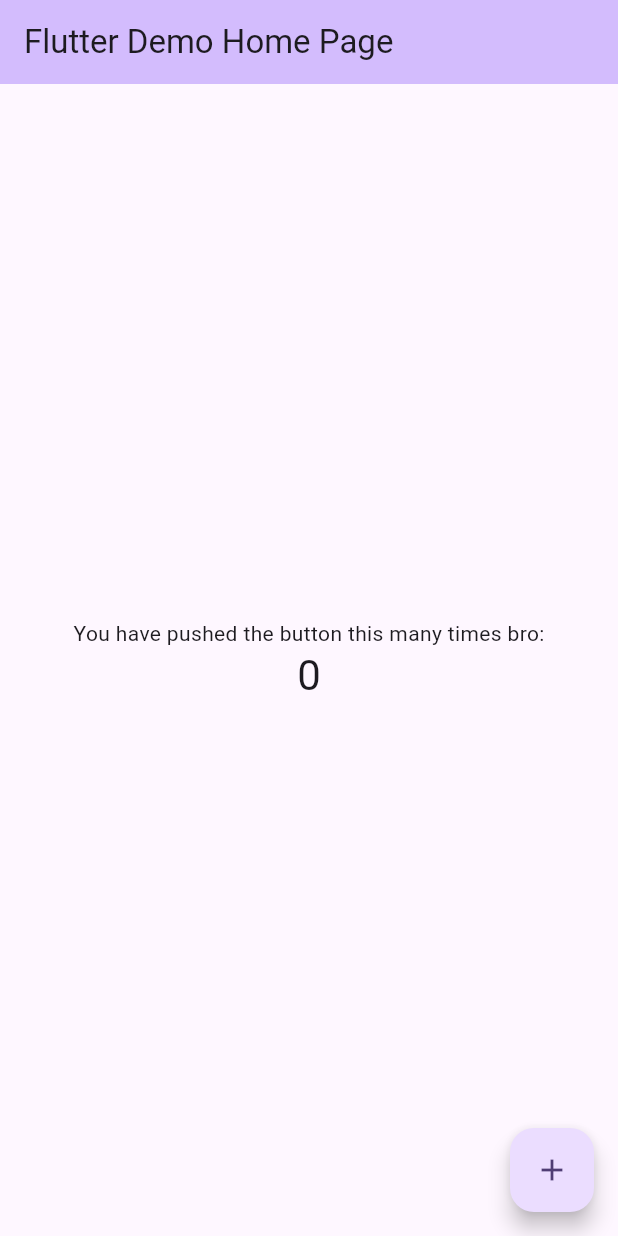
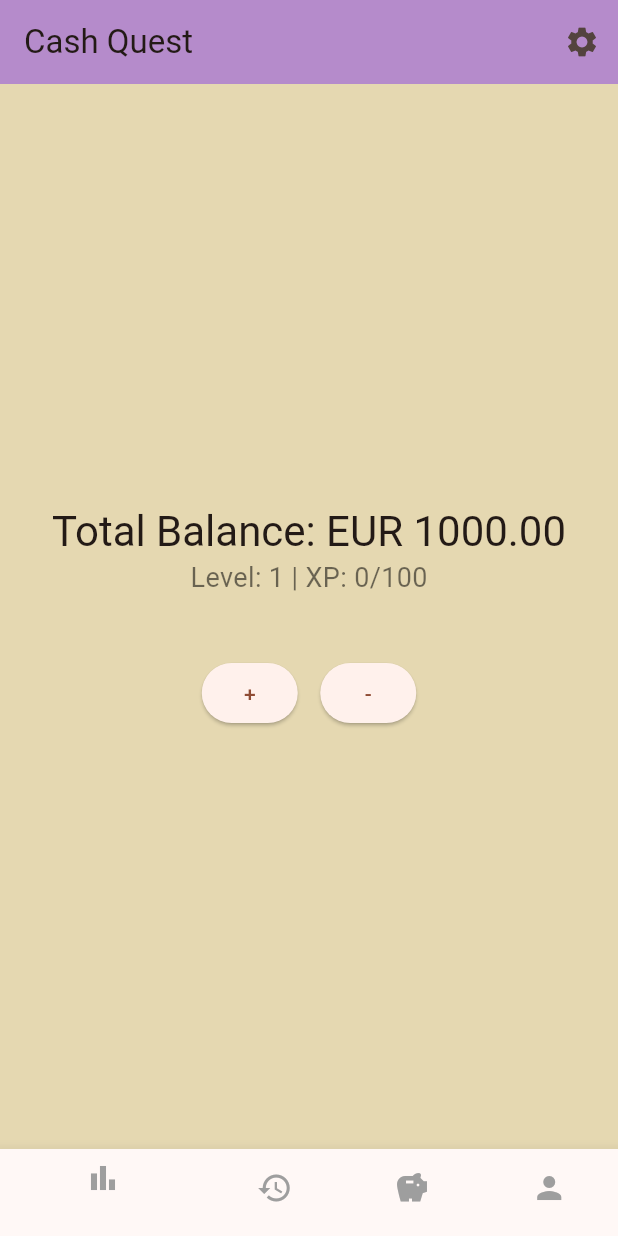
Before and after one commit to TanaZgutova/APPhehe, a Flutter app: the screen it shows after launch, on a phone screen of 412 x 824 dp. Run offline on Flutter 3.47's test engine with Material 3 defaults, Android fonts, the phone set to English and light mode, and no system bars; our stand-ins replace fl_chart.

Commit message:
app is apping

```diff
--- a/app_hehe_yes/lib/main.dart
+++ b/app_hehe_yes/lib/main.dart
@@ -1,125 +1,184 @@
 import 'package:flutter/material.dart';
+import 'budget_screen.dart';
+import 'challenges_screen.dart';
+import 'stats_screen.dart';
+import 'history_screen.dart';
+import 'goals_screen.dart';
+import 'profile_screen.dart';
+import 'income_screen.dart';
+import 'expense_screen.dart';
+import 'settings_screen.dart';
+import 'subscription_screen.dart';
 
 void main() {
   runApp(const MyApp());
 }
 
-class MyApp extends StatelessWidget {
+class MyApp extends StatefulWidget {
   const MyApp({super.key});
 
-  // This widget is the root of your application.
   @override
-  Widget build(BuildContext context) {
-    return MaterialApp(
-      title: 'Flutter Demonb',
-      theme: ThemeData(
-        // This is the theme of your application.
-        //
-        // TRY THIS: Try running your application with "flutter run". You'll see
-        // the application has a purple toolbar. Then, without quitting the app,
-        // try changing the seedColor in the colorScheme below to Colors.green
-        // and then invoke "hot reload" (save your changes or press the "hot
-        // reload" button in a Flutter-supported IDE, or press "r" if you used
-        // the command line to start the app).
-        //
-        // Notice that the counter didn't reset back to zero; the application
-        // state is not lost during the reload. To reset the state, use hot
-        // restart instead.
-        //
-        // This works for code too, not just values: Most code changes can be
-        // tested with just a hot reload.
-        colorScheme: ColorScheme.fromSeed(seedColor: Colors.deepPurple),
-        useMaterial3: true,
-      ),
-      home: const MyHomePage(title: 'Flutter Demo Home Page'),
-    );
-  }
+  State<MyApp> createState() => _MyAppState();
 }
 
-class MyHomePage extends StatefulWidget {
-  const MyHomePage({super.key, required this.title});
+class _MyAppState extends State<MyApp> {
+  bool isDarkMode = false;
 
-  // This widget is the home page of your application. It is stateful, meaning
-  // that it has a State object (defined below) that contains fields that affect
-  // how it looks.
-
-  // This class is the configuration for the state. It holds the values (in this
-  // case the title) provided by the parent (in this case the App widget) and
-  // used by the build method of the State. Fields in a Widget subclass are
-  // always marked "final".
-
-  final String title;
-
-  @override
-  State<MyHomePage> createState() => _MyHomePageState();
-}
-
-class _MyHomePageState extends State<MyHomePage> {
-  int _counter = 0;
-
-  void _incrementCounter() {
+  void toggleDarkMode() {
     setState(() {
-      // This call to setState tells the Flutter framework that something has
-      // changed in this State, which causes it to rerun the build method below
-      // so that the display can reflect the updated values. If we changed
-      // _counter without calling setState(), then the build method would not be
-      // called again, and so nothing would appear to happen.
-      _counter++;
+      isDarkMode = !isDarkMode;
     });
   }
 
   @override
   Widget build(BuildContext context) {
-    // This method is rerun every time setState is called, for instance as done
-    // by the _incrementCounter method above.
-    //
-    // The Flutter framework has been optimized to make rerunning build methods
-    // fast, so that you can just rebuild anything that needs updating rather
-    // than having to individually change instances of widgets.
+    return MaterialApp(
+      debugShowCheckedModeBanner: false,
+      title: 'Cash Quest',
+      theme: isDarkMode
+          ? ThemeData.dark()
+          : ThemeData(
+              colorScheme: ColorScheme.fromSeed(seedColor: Color(0xFFEB6734)),
+              scaffoldBackgroundColor: Color(0xFFE5D8B1),
+              useMaterial3: true,
+            ),
+      home: HomeScreen(toggleDarkMode: toggleDarkMode, isDarkMode: isDarkMode),
+    );
+  }
+}
+
+class HomeScreen extends StatefulWidget {
+  final Function toggleDarkMode;
+  final bool isDarkMode;
+  const HomeScreen({super.key, required this.toggleDarkMode, required this.isDarkMode});
+
+  @override
+  State<HomeScreen> createState() => _HomeScreenState();
+}
+
+class _HomeScreenState extends State<HomeScreen> {
+  double totalMoney = 1000.0;
+  int xp = 0;
+  int level = 1;
+  String selectedCurrency = "EUR";
+  List<String> achievements = [];
+  Map<String, double> budgets = {"Food": 200, "Transport": 100, "Entertainment": 150};
+  Map<String, double> spending = {};
+  List<Map<String, dynamic>> transactionHistory = [];
+
+  void addTransaction(double amount, bool isIncome, String category) {
+    setState(() {
+      totalMoney += isIncome ? amount : -amount;
+      transactionHistory.add({
+        "amount": amount,
+        "type": isIncome ? "Income" : "Expense",
+        "category": category,
+        "date": DateTime.now(),
+      });
+
+      if (!isIncome) {
+        spending[category] = (spending[category] ?? 0) + amount;
+        if (spending[category]! > budgets[category]!) {
+          achievements.add("Overspent in $category!");
+        }
+      }
+    });
+  }
+
+  void changeCurrency(String newCurrency) {
+    setState(() {
+      selectedCurrency = newCurrency;
+    });
+  }
+
+  void completeChallenge(String challengeTitle) {
+    setState(() {
+      xp += 20;
+      achievements.add("Completed Challenge: $challengeTitle");
+      if (xp >= 100) {
+        xp = 0;
+        level++;
+      }
+    });
+  }
+
+  @override
+  Widget build(BuildContext context) {
     return Scaffold(
       appBar: AppBar(
-        // TRY THIS: Try changing the color here to a specific color (to
-        // Colors.amber, perhaps?) and trigger a hot reload to see the AppBar
-        // change color while the other colors stay the same.
-        backgroundColor: Theme.of(context).colorScheme.inversePrimary,
-        // Here we take the value from the MyHomePage object that was created by
-        // the App.build method, and use it to set our appbar title.
-        title: Text(widget.title),
+        title: const Text('Cash Quest'),
+        backgroundColor: Color.fromARGB(255, 181, 139, 203),
+        actions: [
+          IconButton(
+            icon: const Icon(Icons.settings),
+            onPressed: () {
+              Navigator.push(
+                context,
+                MaterialPageRoute(
+                  builder: (context) => SettingsScreen(
+                    toggleDarkMode: widget.toggleDarkMode,
+                    changeCurrency: changeCurrency,
                   ),
-      body: Center(
-        // Center is a layout widget. It takes a single child and positions it
-        // in the middle of the parent.
-        child: Column(
-          // Column is also a layout widget. It takes a list of children and
-          // arranges them vertically. By default, it sizes itself to fit its
-          // children horizontally, and tries to be as tall as its parent.
-          //
-          // Column has various properties to control how it sizes itself and
-          // how it positions its children. Here we use mainAxisAlignment to
-          // center the children vertically; the main axis here is the vertical
-          // axis because Columns are vertical (the cross axis would be
-          // horizontal).
-          //
-          // TRY THIS: Invoke "debug painting" (choose the "Toggle Debug Paint"
-          // action in the IDE, or press "p" in the console), to see the
-          // wireframe for each widget.
-          mainAxisAlignment: MainAxisAlignment.center,
-          children: <Widget>[
-            const Text(
-              'You have pushed the button this many times bro:',
                 ),
-            Text(
-              '$_counter',
-              style: Theme.of(context).textTheme.headlineMedium,
+              );
+            },
           ),
         ],
       ),
+      body: Column(
+        mainAxisAlignment: MainAxisAlignment.center,
+        children: [
+          Text('Total Balance: $selectedCurrency ${totalMoney.toStringAsFixed(2)}',
+              style: Theme.of(context).textTheme.headlineMedium),
+          Text('Level: $level | XP: $xp/100', style: const TextStyle(fontSize: 18, color: Colors.black54)),
+          const SizedBox(height: 40),
+          Row(
+            mainAxisAlignment: MainAxisAlignment.center,
+            children: [
+              ElevatedButton(
+                onPressed: () {
+                  Navigator.push(
+                    context,
+                    MaterialPageRoute(
+                      builder: (context) => IncomeScreen(onSubmit: addTransaction),
                     ),
-      floatingActionButton: FloatingActionButton(
-        onPressed: _incrementCounter,
-        tooltip: 'Increment',
-        child: const Icon(Icons.add),
-      ), // This trailing comma makes auto-formatting nicer for build methods.
+                  );
+                },
+                child: const Text('+'),
+              ),
+              const SizedBox(width: 15),
+              ElevatedButton(
+                onPressed: () {
+                  Navigator.push(
+                    context,
+                    MaterialPageRoute(
+                      builder: (context) => ExpenseScreen(onSubmit: addTransaction),
+                    ),
+                  );
+                },
+                child: const Text('-'),
+              ),
+            ],
+          ),
+        ],
+      ),
+      bottomNavigationBar: BottomNavigationBar(
+        items: const [
+          BottomNavigationBarItem(icon: Icon(Icons.bar_chart, color: Colors.grey), label: "Stats"),
+          BottomNavigationBarItem(icon: Icon(Icons.history, color: Colors.grey), label: "History"),
+          BottomNavigationBarItem(icon: Icon(Icons.savings, color: Colors.grey), label: "Goals"),
+          BottomNavigationBarItem(icon: Icon(Icons.person, color: Colors.grey), label: "Profile"),
+        ],
+        onTap: (index) {
+          List<Widget> screens = [
+            StatsScreen(transactionHistory: transactionHistory),
+            HistoryScreen(transactionHistory: transactionHistory),
+            GoalsScreen(),
+            ProfileScreen(level: level, xp: xp, achievements: achievements),
+          ];
+          Navigator.push(context, MaterialPageRoute(builder: (context) => screens[index]));
+        },
+      ),
     );
   }
 }
--- a/app_hehe_yes/pubspec.yaml
+++ b/app_hehe_yes/pubspec.yaml
@@ -34,6 +34,7 @@
   # The following adds the Cupertino Icons font to your application.
   # Use with the CupertinoIcons class for iOS style icons.
   cupertino_icons: ^1.0.8
+  fl_chart: ^0.70.2
 
 dev_dependencies:
   flutter_test:
```
Also changed, not shown: app_hehe_yes/lib/budget_screen.dart (added, +27 -0 lines), app_hehe_yes/lib/challenges_screen.dart (added, +44 -0 lines), app_hehe_yes/lib/expense_screen.dart (added, +53 -0 lines), app_hehe_yes/lib/goals_screen.dart (added, +13 -0 lines), app_hehe_yes/lib/history_screen.dart (added, +44 -0 lines), app_hehe_yes/lib/income_screen.dart (added, +53 -0 lines), app_hehe_yes/lib/profile_screen.dart (added, +28 -0 lines), app_hehe_yes/lib/settings_screen.dart (added, +42 -0 lines), app_hehe_yes/lib/stats_screen.dart (added, +41 -0 lines), app_hehe_yes/lib/subscription_screen.dart (added, +40 -0 lines), app_hehe_yes/pubspec.lock. Lines whose indentation alone changed are shown as unchanged.
